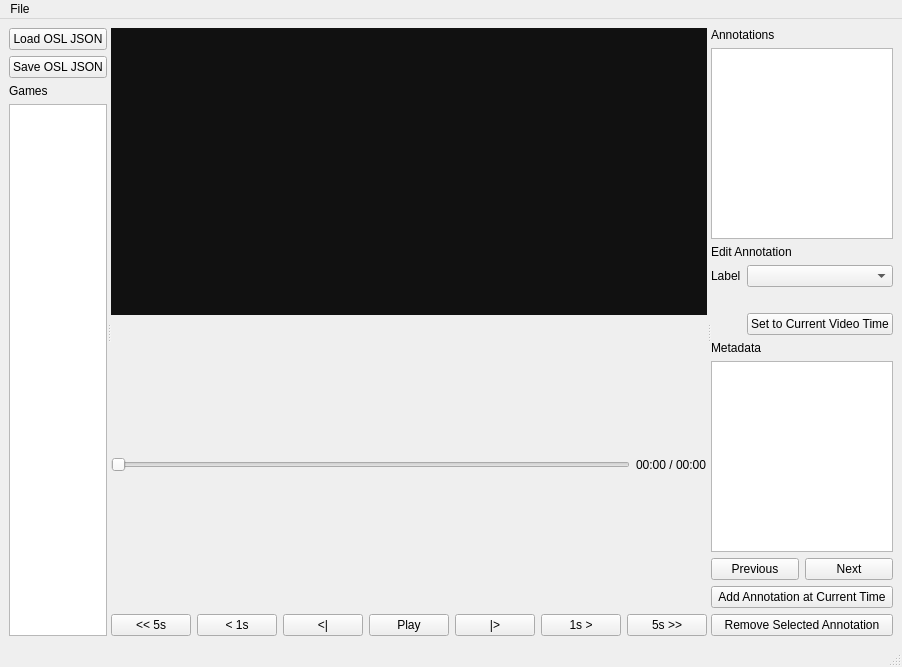
This is osl_visualizer/ui/mainwindow.ui in OpenSportsLab/DatasetAnnotationTool as Qt 5 draws it before an edit. The edited form follows.
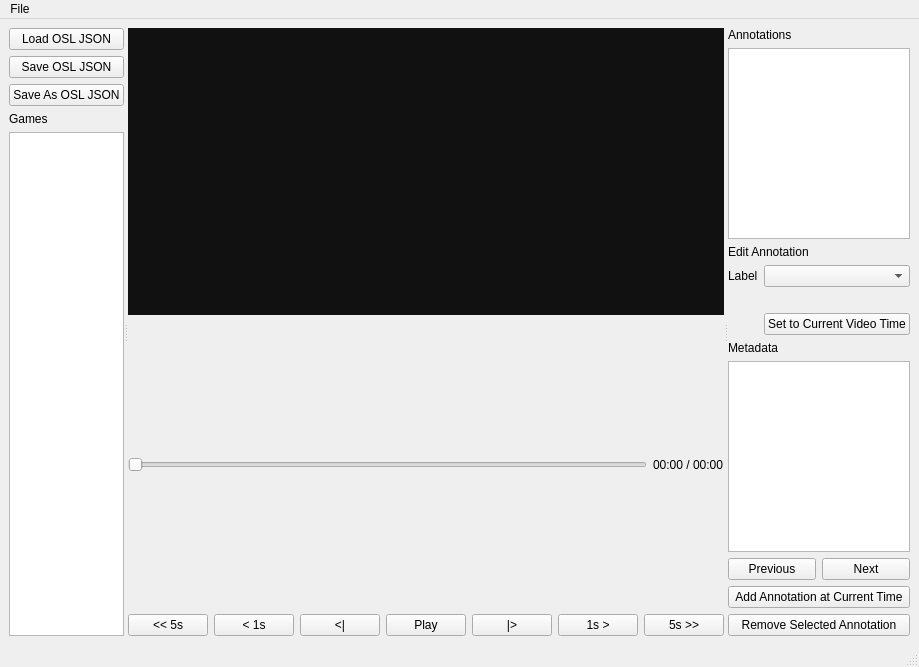
This is the edited form.

Commit message: Improved highlight Annotations Save Workflows

Diff of the .ui file:
```diff
--- a/osl_visualizer/ui/mainwindow.ui
+++ b/osl_visualizer/ui/mainwindow.ui
@@ -36,6 +36,13 @@
           </property>
          </widget>
         </item>
+        <item>
+         <widget class="QPushButton" name="saveAsButton">
+          <property name="text">
+           <string>Save As OSL JSON</string>
+          </property>
+         </widget>
+        </item>
         <item>
          <widget class="QLabel" name="gamesLabel">
           <property name="text">
```
Left out of the diff: 6 changed lines with no effect on the pictures. The commit also changes 1 other file.
